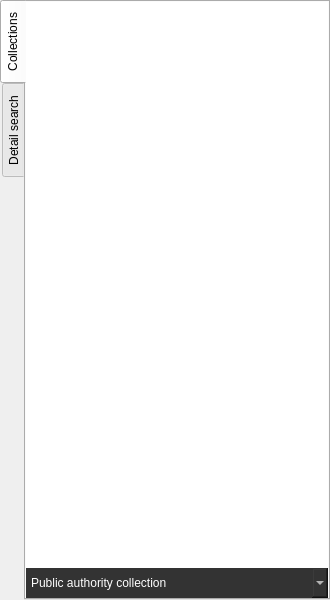
Above: views/navigatorview.ui from caxapyk/pa-decision before the change. Below: the same form after it.
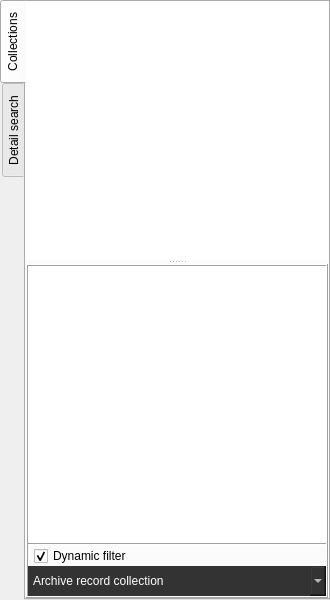
That is the form after the change. Icons and pictures are not drawn.

Diff of the .ui file:
```diff
--- a/views/navigatorview.ui
+++ b/views/navigatorview.ui
@@ -63,6 +63,51 @@
       <attribute name="title">
        <string>Collections</string>
       </attribute>
+      <layout class="QVBoxLayout" name="verticalLayout_2">
+       <property name="spacing">
+        <number>0</number>
+       </property>
+       <property name="leftMargin">
+        <number>0</number>
+       </property>
+       <property name="topMargin">
+        <number>0</number>
+       </property>
+       <property name="rightMargin">
+        <number>0</number>
+       </property>
+       <property name="bottomMargin">
+        <number>0</number>
+       </property>
+       <item>
+        <widget class="QSplitter" name="splitter_nav">
+         <property name="orientation">
+          <enum>Qt::Vertical</enum>
+         </property>
+         <widget class="QTreeView" name="tV_authority">
+          <property name="frameShape">
+           <enum>QFrame::NoFrame</enum>
+          </property>
+          <property name="editTriggers">
+           <set>QAbstractItemView::NoEditTriggers</set>
+          </property>
+          <property name="sortingEnabled">
+           <bool>true</bool>
+          </property>
+          <attribute name="headerVisible">
+           <bool>false</bool>
+          </attribute>
+          <attribute name="headerShowSortIndicator" stdset="0">
+           <bool>false</bool>
+          </attribute>
+         </widget>
+         <widget class="QFrame" name="frame">
+          <property name="frameShape">
+           <enum>QFrame::Box</enum>
+          </property>
+          <property name="frameShadow">
+           <enum>QFrame::Raised</enum>
+          </property>
       <layout class="QVBoxLayout" name="verticalLayout">
        <property name="spacing">
         <number>0</number>
@@ -97,7 +142,7 @@
           <enum>QFrame::NoFrame</enum>
          </property>
          <property name="frameShadow">
-          <enum>QFrame::Raised</enum>
+              <enum>QFrame::Sunken</enum>
          </property>
          <property name="editTriggers">
           <set>QAbstractItemView::NoEditTriggers</set>
@@ -107,6 +152,50 @@
          </property>
         </widget>
        </item>
+           <item>
+            <widget class="Line" name="line">
+             <property name="orientation">
+              <enum>Qt::Horizontal</enum>
+             </property>
+            </widget>
+           </item>
+           <item>
+            <widget class="QFrame" name="frame_2">
+             <property name="frameShape">
+              <enum>QFrame::NoFrame</enum>
+             </property>
+             <property name="frameShadow">
+              <enum>QFrame::Raised</enum>
+             </property>
+             <layout class="QHBoxLayout" name="horizontalLayout">
+              <property name="spacing">
+               <number>0</number>
+              </property>
+              <property name="leftMargin">
+               <number>6</number>
+              </property>
+              <property name="topMargin">
+               <number>0</number>
+              </property>
+              <property name="rightMargin">
+               <number>0</number>
+              </property>
+              <property name="bottomMargin">
+               <number>0</number>
+              </property>
+              <item>
+               <widget class="QCheckBox" name="cB_dynamic">
+                <property name="text">
+                 <string>Dynamic filter</string>
+                </property>
+                <property name="checked">
+                 <bool>true</bool>
+                </property>
+               </widget>
+              </item>
+             </layout>
+            </widget>
+           </item>
        <item>
         <widget class="QComboBox" name="cB_collection">
          <property name="minimumSize">
@@ -124,15 +213,6 @@
          <property name="frame">
           <bool>false</bool>
          </property>
-         <item>
-          <property name="text">
-           <string>Public authority collection</string>
-          </property>
-          <property name="icon">
-           <iconset resource="../resources.qrc">
-            <normaloff>:/icons/icons/icon-16.png</normaloff>:/icons/icons/icon-16.png</iconset>
-          </property>
-         </item>
          <item>
           <property name="text">
            <string>Archive record collection</string>
@@ -169,6 +249,10 @@
             <normaloff>:/icons/icons/object-16.png</normaloff>:/icons/icons/object-16.png</iconset>
           </property>
          </item>
+            </widget>
+           </item>
+          </layout>
+         </widget>
         </widget>
        </item>
       </layout>
```
Left out of the diff: 9 changed lines with no effect on the pictures. Lines whose indentation alone changed are shown as unchanged.
